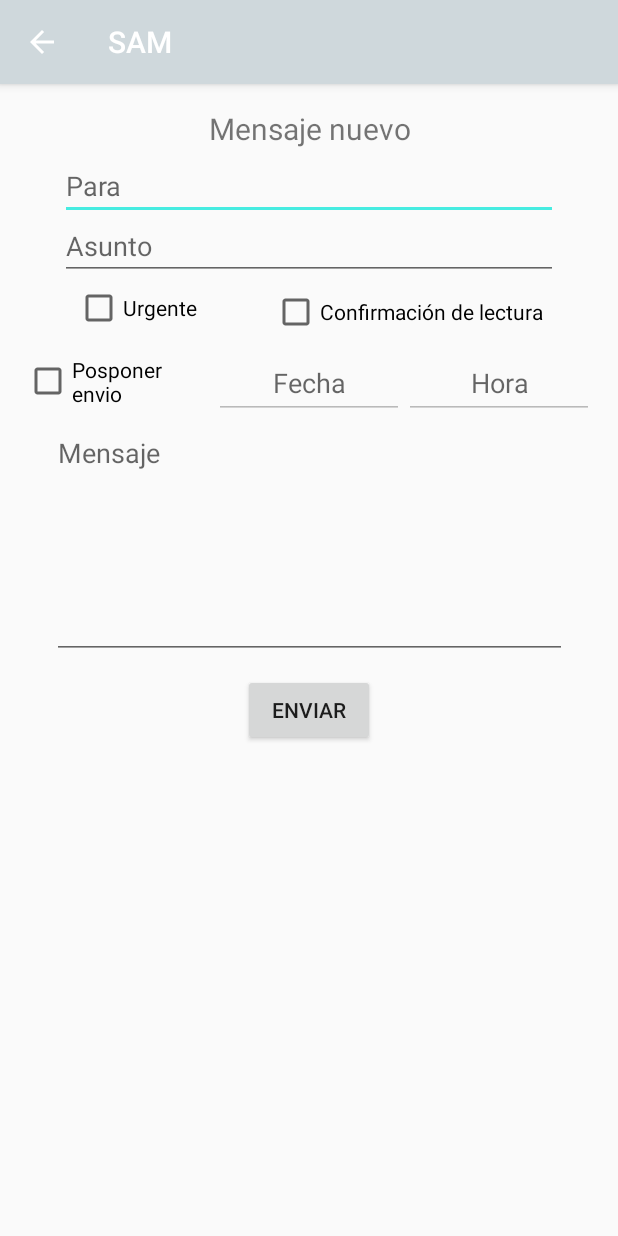
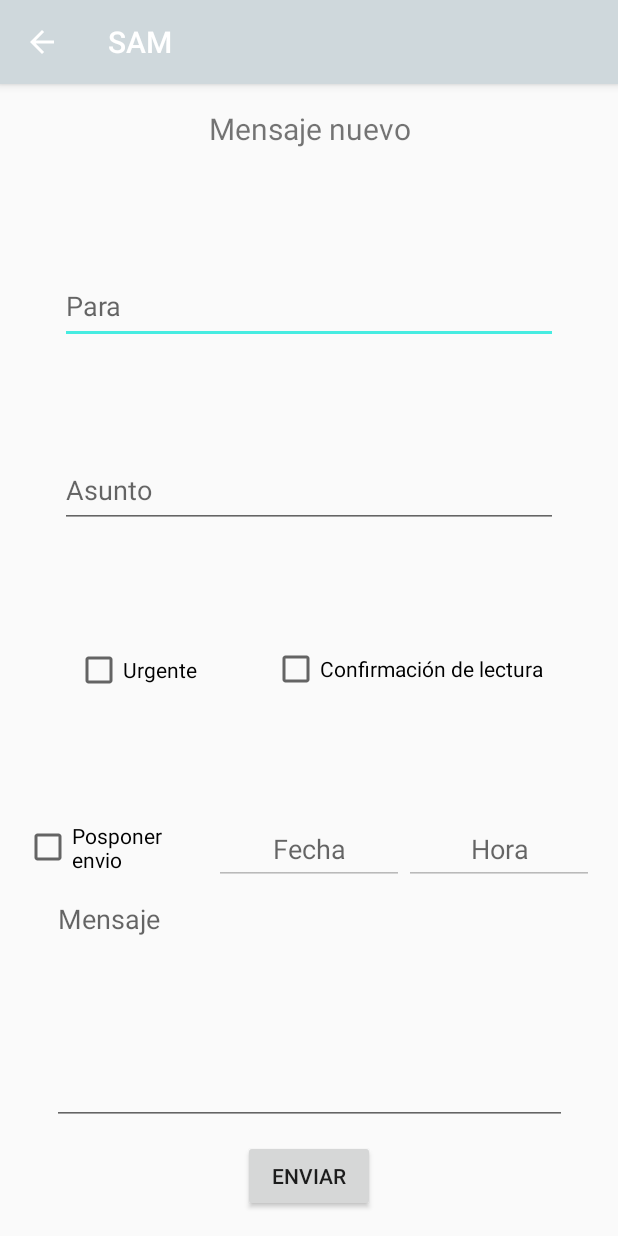
Before and after one commit to SoftwareArchitectureMail/sam_android_client, an Android app: the SendMailActivity screen opened directly, with no data from a screen before it, on a phone screen of 412 x 824 dp. Run offline under Robolectric (Android 15) with nearby library versions, the phone set to English and light mode, and no system bars.

Commit message:
Correcciones Scroll View

```diff
--- a/app/src/main/res/layout/activity_login.xml
+++ b/app/src/main/res/layout/activity_login.xml
@@ -1,5 +1,8 @@
 <?xml version="1.0" encoding="utf-8"?>
-<ScrollView xmlns:android="http://schemas.android.com/apk/res/android"
+<ScrollView
+    android:id="@+id/scroll"
+    android:fillViewport="true"
+    xmlns:android="http://schemas.android.com/apk/res/android"
     xmlns:app="http://schemas.android.com/apk/res-auto"
     xmlns:tools="http://schemas.android.com/tools"
     android:layout_width="match_parent"
--- a/app/src/main/res/layout/activity_register1.xml
+++ b/app/src/main/res/layout/activity_register1.xml
@@ -1,5 +1,8 @@
 <?xml version="1.0" encoding="utf-8"?>
-<ScrollView xmlns:android="http://schemas.android.com/apk/res/android"
+<ScrollView
+    android:id="@+id/scroll"
+    android:fillViewport="true"
+    xmlns:android="http://schemas.android.com/apk/res/android"
     xmlns:app="http://schemas.android.com/apk/res-auto"
     xmlns:tools="http://schemas.android.com/tools"
     android:layout_width="match_parent"
--- a/app/src/main/res/layout/activity_register2.xml
+++ b/app/src/main/res/layout/activity_register2.xml
@@ -1,5 +1,8 @@
 <?xml version="1.0" encoding="utf-8"?>
-<ScrollView xmlns:android="http://schemas.android.com/apk/res/android"
+<ScrollView
+    android:id="@+id/scroll"
+    android:fillViewport="true"
+    xmlns:android="http://schemas.android.com/apk/res/android"
     xmlns:app="http://schemas.android.com/apk/res-auto"
     xmlns:tools="http://schemas.android.com/tools"
     android:layout_width="match_parent"
--- a/app/src/main/res/layout/activity_send_mail.xml
+++ b/app/src/main/res/layout/activity_send_mail.xml
@@ -1,5 +1,8 @@
 <?xml version="1.0" encoding="utf-8"?>
-<ScrollView xmlns:android="http://schemas.android.com/apk/res/android"
+<ScrollView
+    android:id="@+id/scroll"
+    android:fillViewport="true"
+    xmlns:android="http://schemas.android.com/apk/res/android"
     xmlns:app="http://schemas.android.com/apk/res-auto"
     xmlns:tools="http://schemas.android.com/tools"
     android:layout_width="match_parent"
@@ -7,6 +10,7 @@
     tools:context="com.sam.teamd.samandroidclient.ui.SendMailActivity">
 
     <android.support.constraint.ConstraintLayout
+        android:id="@+id/layout"
         android:layout_width="match_parent"
         android:layout_height="match_parent"
         tools:ignore="ScrollViewSize">
@@ -14,7 +18,7 @@
         <EditText
             android:id="@+id/input_send_mail_recipient"
             android:layout_width="0dp"
-            android:layout_height="40dp"
+            android:layout_height="50dp"
             android:layout_marginEnd="40dp"
             android:layout_marginLeft="40dp"
             android:layout_marginRight="40dp"
@@ -32,7 +36,8 @@
         <EditText
             android:id="@+id/input_send_mail_subject"
             android:layout_width="0dp"
-            android:layout_height="40dp"
+            android:layout_height="50dp"
+            android:layout_marginBottom="5dp"
             android:layout_marginEnd="40dp"
             android:layout_marginLeft="40dp"
             android:layout_marginRight="40dp"
@@ -44,8 +49,7 @@
             app:layout_constraintHorizontal_bias="0.0"
             app:layout_constraintLeft_toLeftOf="parent"
             app:layout_constraintRight_toRightOf="parent"
-            app:layout_constraintTop_toBottomOf="@+id/input_send_mail_recipient"
-            android:layout_marginBottom="5dp" />
+            app:layout_constraintTop_toBottomOf="@+id/input_send_mail_recipient" />
 
         <EditText
             android:id="@+id/input_send_mail_message"
@@ -74,23 +78,23 @@
             android:layout_marginTop="16dp"
             android:text="@string/send_mail_new_message_txt"
             android:textSize="20sp"
+            app:layout_constraintHorizontal_bias="0.502"
             app:layout_constraintLeft_toLeftOf="parent"
             app:layout_constraintRight_toRightOf="parent"
-            app:layout_constraintTop_toTopOf="parent"
-            app:layout_constraintHorizontal_bias="0.502" />
+            app:layout_constraintTop_toTopOf="parent" />
 
         <CheckBox
             android:id="@+id/checkbox_send_mail_postpone_sending"
             android:layout_width="0dp"
             android:layout_height="wrap_content"
+            android:layout_marginBottom="7dp"
+            android:layout_marginLeft="16dp"
+            android:layout_marginStart="16dp"
             android:text="@string/send_mail_postpone_sending_txt"
+            app:layout_constraintBottom_toBottomOf="@+id/input_send_mail_send_date"
             app:layout_constraintLeft_toLeftOf="parent"
             app:layout_constraintRight_toLeftOf="@+id/input_send_mail_send_date"
-            android:layout_marginLeft="16dp"
-            app:layout_constraintBottom_toBottomOf="@+id/input_send_mail_send_date"
-            android:layout_marginBottom="7dp"
-            tools:ignore="RtlHardcoded"
-            android:layout_marginStart="16dp" />
+            tools:ignore="RtlHardcoded" />
 
         <EditText
             android:id="@+id/input_send_mail_send_date"
@@ -142,23 +146,23 @@
             android:id="@+id/checkbox_send_mail_view_confirmation"
             android:layout_width="wrap_content"
             android:layout_height="wrap_content"
+            android:layout_marginBottom="8dp"
             android:text="@string/send_mail_view_confirmation_txt"
+            app:layout_constraintBottom_toTopOf="@+id/input_send_mail_send_date"
             app:layout_constraintLeft_toRightOf="@+id/checkbox_send_mail_urgent"
             app:layout_constraintRight_toRightOf="parent"
-            app:layout_constraintBottom_toTopOf="@+id/input_send_mail_send_date"
-            app:layout_constraintTop_toBottomOf="@+id/input_send_mail_subject"
-            android:layout_marginBottom="8dp" />
+            app:layout_constraintTop_toBottomOf="@+id/input_send_mail_subject" />
 
         <CheckBox
             android:id="@+id/checkbox_send_mail_urgent"
             android:layout_width="wrap_content"
             android:layout_height="wrap_content"
+            android:layout_marginBottom="8dp"
             android:text="@string/send_mail_urgent_txt"
+            app:layout_constraintBottom_toTopOf="@+id/input_send_mail_send_date"
             app:layout_constraintLeft_toLeftOf="parent"
             app:layout_constraintRight_toLeftOf="@+id/checkbox_send_mail_view_confirmation"
-            app:layout_constraintBottom_toTopOf="@+id/input_send_mail_send_date"
             app:layout_constraintTop_toBottomOf="@+id/input_send_mail_subject"
-            android:layout_marginBottom="8dp"
             app:layout_constraintVertical_bias="0.521" />
 
     </android.support.constraint.ConstraintLayout>
--- a/app/src/main/res/layout/activity_view_mail.xml
+++ b/app/src/main/res/layout/activity_view_mail.xml
@@ -1,5 +1,8 @@
 <?xml version="1.0" encoding="utf-8"?>
-<ScrollView xmlns:android="http://schemas.android.com/apk/res/android"
+<ScrollView
+    android:id="@+id/scroll"
+    android:fillViewport="true"
+    xmlns:android="http://schemas.android.com/apk/res/android"
     xmlns:app="http://schemas.android.com/apk/res-auto"
     xmlns:tools="http://schemas.android.com/tools"
     android:layout_width="match_parent"
```
